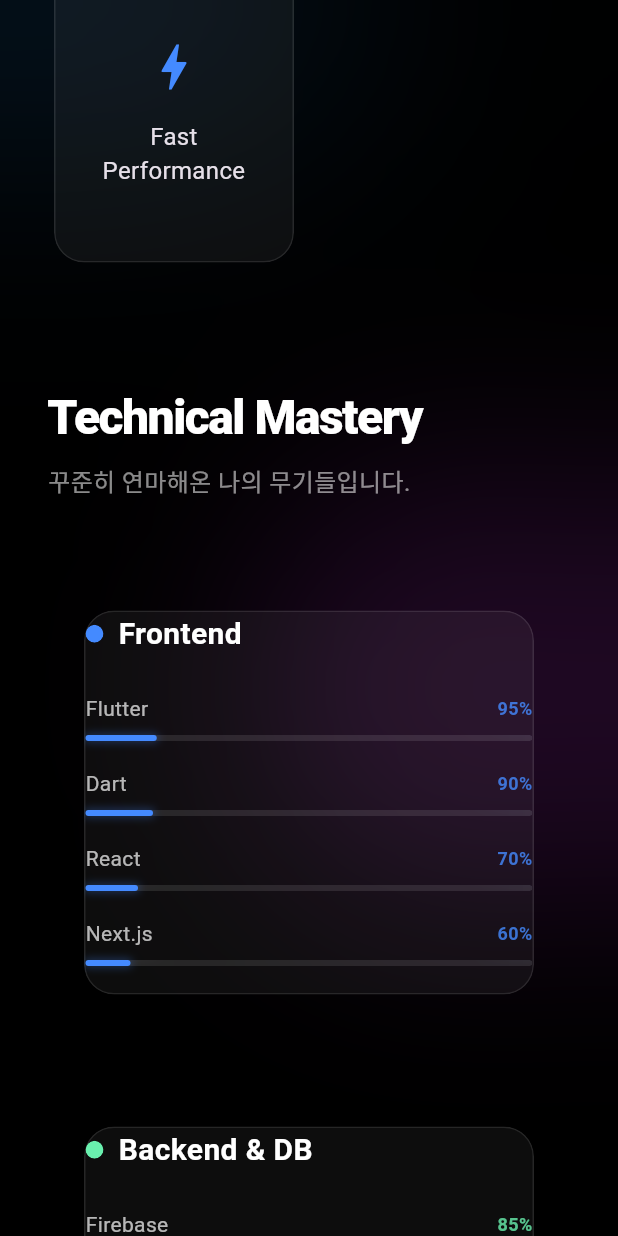
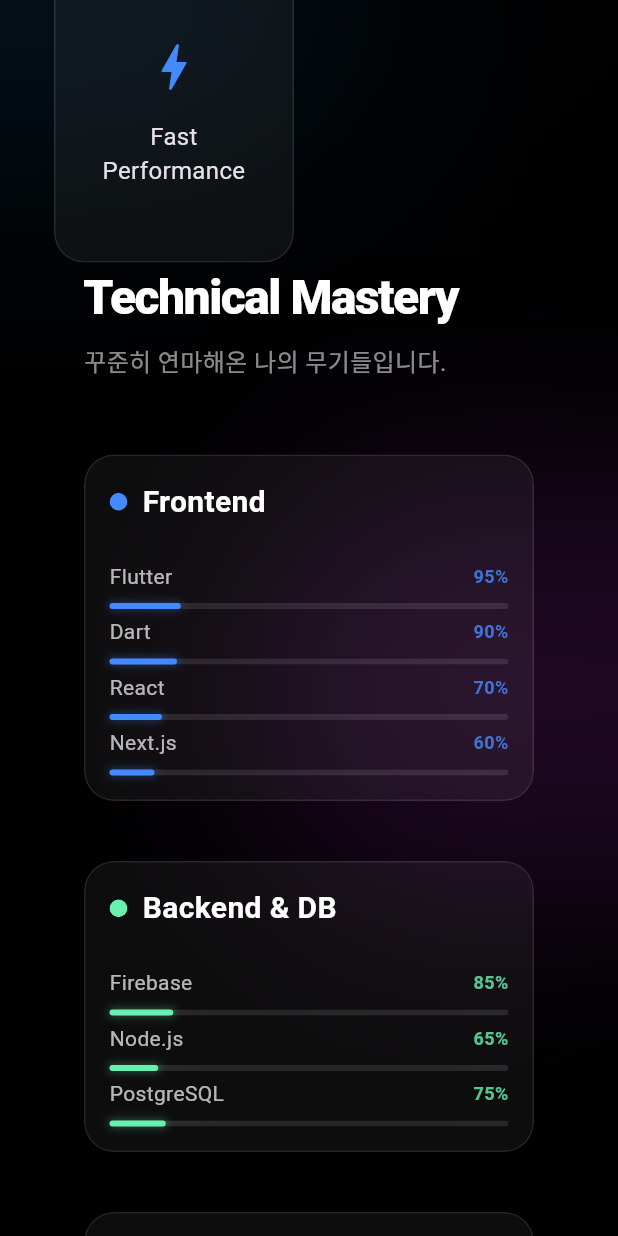
Before and after one commit to fbseongDev/MyPorfolio, a Flutter app: the screen it shows after launch, scrolled down 1152 dp, on a phone screen of 412 x 824 dp. Run offline on Flutter 3.47's test engine with Material 3 defaults, Android fonts, the light colour scheme and no system bars.

Commit message:
feat:: 기술 스택 section 디자인 개선

```diff
--- a/apps/portfolio_web/lib/presentation/ui/widgets/skill_stack_section.dart
+++ b/apps/portfolio_web/lib/presentation/ui/widgets/skill_stack_section.dart
@@ -1,4 +1,4 @@
-import 'package:flutter/material.dart' hide Container,Opacity;
+import 'package:flutter/material.dart' hide Container, Opacity;
 import 'package:design_system/design_system.dart';
 
 /// 기술 스택 Section
@@ -10,7 +10,8 @@
   @override
   Widget build(BuildContext context) {
     return Padding(
-      padding: const EdgeInsets.symmetric(horizontal: 24, vertical: 80),
+      padding: EdgeInsets.zero,
+      //const EdgeInsets.symmetric(horizontal: 24, vertical: 80),
       child: Column(
         crossAxisAlignment: CrossAxisAlignment.start,
         children: [
@@ -81,27 +82,24 @@
         opacity: progress,
         child: Container(
           width: 300,
-          padding: const EdgeInsets.all(24),
+          padding: const EdgeInsets.all(16),
           child: Column(
             crossAxisAlignment: CrossAxisAlignment.start,
             children: [
+              // 기술 스택 대분류
               Row(
                 children: [
+                  // 텍스트 가운뎃 점
                   Container(
                     width: 12,
                     height: 12,
                     decoration: BoxDecoration(
                       color: accentColor,
                       shape: BoxShape.circle,
-                      boxShadow: [
-                        BoxShadow(
-                          color: accentColor.withOpacity(0.5),
-                          blurRadius: 8,
-                        ),
-                      ],
                     ),
                   ),
                   const SizedBox(width: 10),
+                  // 텍스트
                   Text(
                     title,
                     style: const TextStyle(
@@ -113,10 +111,12 @@
                 ],
               ),
               const SizedBox(height: 25),
-              ...List.generate(skills.length, (index) {
-                return Padding(
-                  padding: const EdgeInsets.only(bottom: 18),
-                  child: Column(
+              ListView.separated(
+                itemCount: skills.length,
+                shrinkWrap: true,
+                physics: NeverScrollableScrollPhysics(),
+                itemBuilder: (context, index) {
+                  return Column(
                       crossAxisAlignment: CrossAxisAlignment.start,
                       children: [
                         Row(
@@ -169,9 +169,12 @@
                           ],
                         ),
                       ],
+                  );
+                },
+                separatorBuilder: (_,index){
+                  return SizedBox(height: 5,);
+                },
               ),
-                );
-              }),
             ],
           ),
         ),
--- a/packages/design_system/lib/design_system.dart
+++ b/packages/design_system/lib/design_system.dart
@@ -1,4 +1,3 @@
 export 'src/ui/ambient_circle.dart';
-export 'src/ui/glass_card.dart';
 export 'src/ui/container.dart';
 export 'src/ui/opacity.dart';
--- a/packages/design_system/lib/src/ui/container.dart
+++ b/packages/design_system/lib/src/ui/container.dart
@@ -30,13 +30,13 @@
   @override
   m.Widget build(m.BuildContext context) {
     return m.Container(
-      padding: padding,
       margin: margin,
       child: m.ClipRRect(
         borderRadius: decoration?.borderRadius ?? m.BorderRadius.circular(20),
         child: m.BackdropFilter(
           filter: ImageFilter.blur(sigmaX: 10, sigmaY: 10),
           child: m.Container(
+            padding: padding,
             width: width,
             height: height,
             decoration: decoration,
```
Lines whose indentation alone changed are shown as unchanged.
